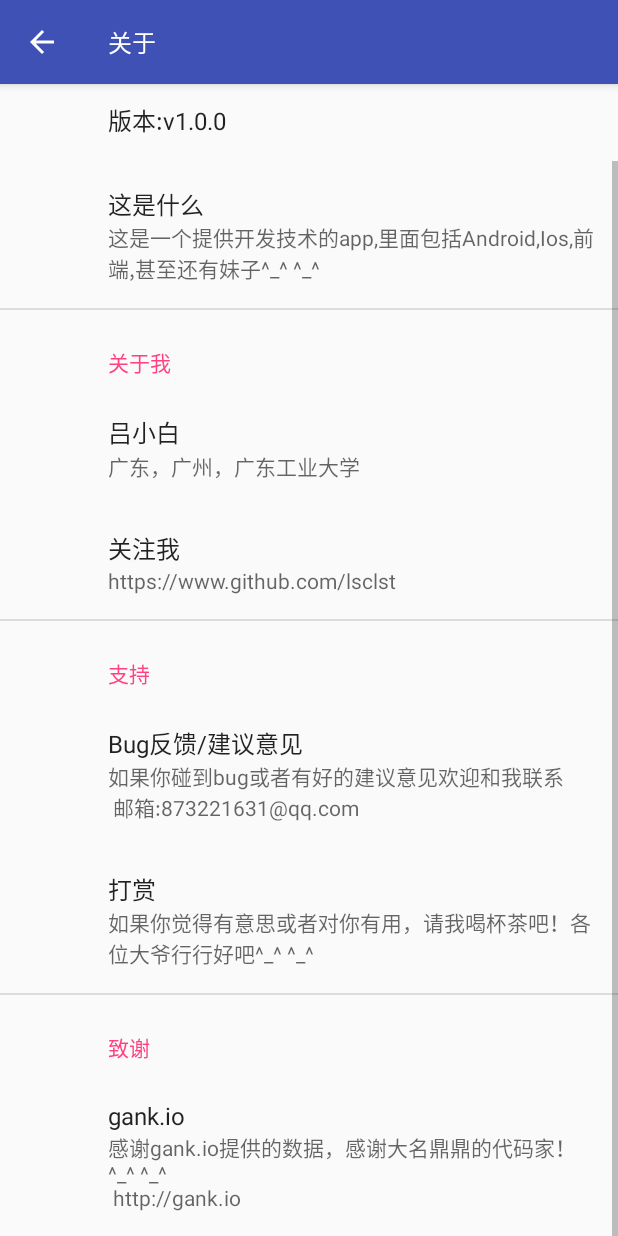
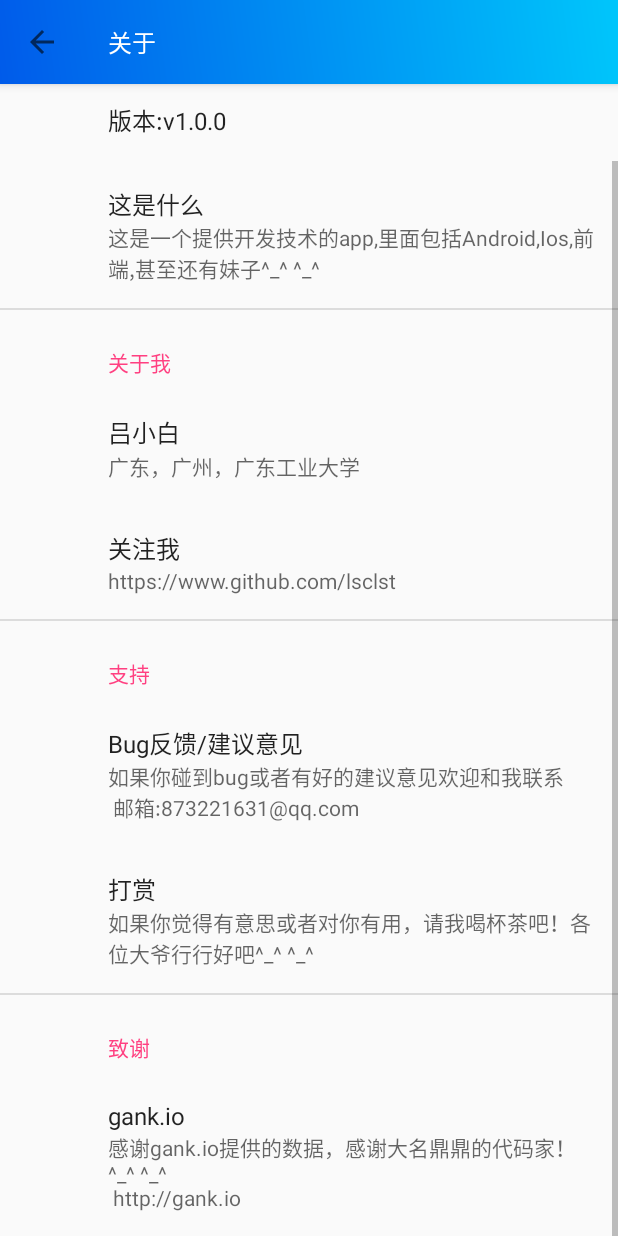
Before and after one commit to lsclst/AnyThing, an Android app: the AboutActivity screen opened directly, with no data from a screen before it, scrolled down 55 dp, on a phone screen of 412 x 824 dp. Run offline under Robolectric (Android 15) with nearby library versions, the phone set to English and light mode, and no system bars; our stand-ins replace ButterKnife, CircleImageView, androidx.preference; network calls fail.

Commit message:
change toolbar style

```diff
--- /dev/null
+++ b/app/src/main/res/drawable/main_gradient_bg.xml
@@ -0,0 +1,6 @@
+<?xml version="1.0" encoding="utf-8"?>
+<shape xmlns:android="http://schemas.android.com/apk/res/android">
+	<gradient android:angle="45"
+	          android:endColor="@color/mainGradientEndColor"
+	          android:startColor="@color/mainGradientStartColor"/>
+</shape>
--- a/app/src/main/res/layout/activity_collection.xml
+++ b/app/src/main/res/layout/activity_collection.xml
@@ -8,7 +8,7 @@
 	                                            android:layout_height="wrap_content"
 	>
 		<android.support.v7.widget.Toolbar android:id="@id/ToolBar"
-		                                   android:theme="@style/ToolBarTheme"
+		                                   style="@style/ToolBarTheme"
 		                                   android:layout_width="match_parent"
 		                                   android:layout_height="?attr/actionBarSize"
 		/>
--- a/app/src/main/res/layout/activity_main.xml
+++ b/app/src/main/res/layout/activity_main.xml
@@ -15,7 +15,7 @@
 			android:layout_width="match_parent"
 			android:layout_height="?actionBarSize"
 			app:layout_scrollFlags="scroll|enterAlways|snap"
-			app:theme="@style/ToolBarTheme"
+			style="@style/ToolBarTheme"
 		/>
 
 	</android.support.design.widget.AppBarLayout>
--- a/app/src/main/res/layout/activity_search.xml
+++ b/app/src/main/res/layout/activity_search.xml
@@ -14,7 +14,7 @@
 			android:id="@id/ToolBar"
 			android:layout_width="match_parent"
 			android:layout_height="?attr/actionBarSize"
-			app:theme="@style/ToolBarTheme"
+			style="@style/ToolBarTheme"
 		>
 			<com.lsc.anything.widget.SearchEditText
 				android:id="@+id/id_search_edt"
--- a/app/src/main/res/layout/tool_bar.xml
+++ b/app/src/main/res/layout/tool_bar.xml
@@ -11,9 +11,8 @@
 		android:id="@id/ToolBar"
 		android:layout_width="match_parent"
 		android:layout_height="?actionBarSize"
-		android:background="@color/colorPrimary"
 		app:layout_scrollFlags="scroll"
-		app:theme="@style/ToolBarTheme"
+		style="@style/ToolBarTheme"
 		app:titleTextAppearance="@style/ToolBarTitle"/>
 
 </android.support.design.widget.AppBarLayout>
--- a/app/src/main/res/values/colors.xml
+++ b/app/src/main/res/values/colors.xml
@@ -1,11 +1,12 @@
 <?xml version="1.0" encoding="utf-8"?>
 <resources>
-	<color name="colorPrimary">#3F51B5</color>
-	<color name="colorPrimaryDark">#303F9F</color>
+	<color name="colorPrimary">#0071EE</color>
+	<color name="colorPrimaryDark">#0063EB</color>
 	<color name="colorAccent">#FF4081</color>
 	<color name="Blue_Grey">#607d8b</color>
 	<color name="light_orange">#FF5722</color>
 	<color name="alert_red">#ff3122</color>
 	<color name="light_white">#c7aeadad</color>
-
+	<color name="mainGradientEndColor">#00c6fb</color>
+	<color name="mainGradientStartColor">#005bea</color>
 </resources>
--- a/app/src/main/res/values/styles.xml
+++ b/app/src/main/res/values/styles.xml
@@ -16,21 +16,22 @@
 		<item name="android:windowIsTranslucent">true</item>
 		<item name="android:windowBackground">@android:color/transparent</item>
 	</style>
-	<style name="ToolBarTheme" parent="Base.Widget.AppCompat.Light.ActionBar">
-		<item name="android:background">@color/colorPrimary</item>
+	<style name="ToolBarTheme">
+		<item name="android:background">@drawable/main_gradient_bg</item>
 		<item name="android:id">@id/ToolBar</item>
 		<item name="android:contentInsetStart">0dp</item>
-		<item name="contentInsetStart">0dp</item>
 		<item name="android:contentInsetEnd">0dp</item>
 		<item name="contentInsetEnd">0dp</item>
 		<item name="android:textColorPrimary">@android:color/white</item>
+		<item name="colorControlNormal">@android:color/white</item>
 		<item name="android:colorControlNormal">@android:color/white</item>
 		<item name="titleMarginStart">3dp</item>
-		<item name="titleTextStyle">@style/ToolBarTitle</item>
+		<item name="titleTextAppearance">@style/ToolBarTitle</item>
 
 	</style>
 	<style name="ToolBarTitle" parent="Base.TextAppearance.Widget.AppCompat.Toolbar.Title">
 		<item name="android:textSize">16sp</item>
+		<item name="android:textColor">@android:color/white</item>
 	</style>
 	<style name="Title_TextView" parent="TextAppearance.AppCompat.Title">
 		<item name="android:textColor">@android:color/darker_gray</item>
```
